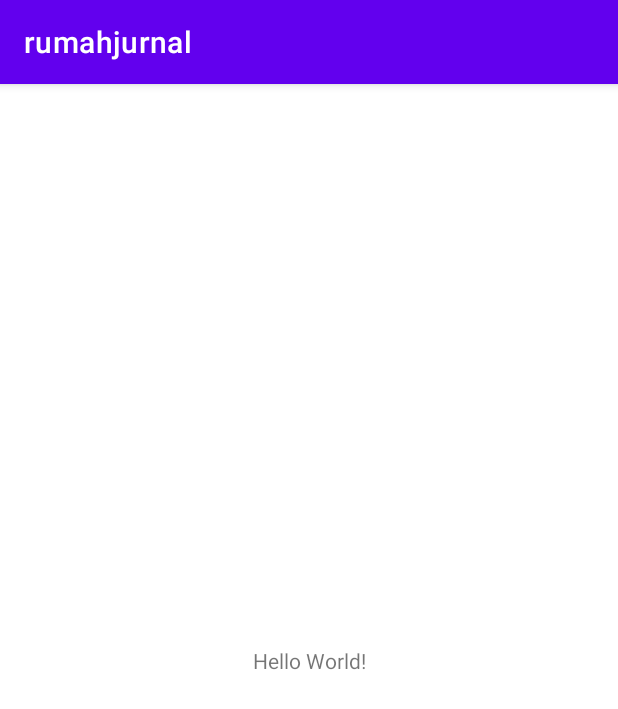
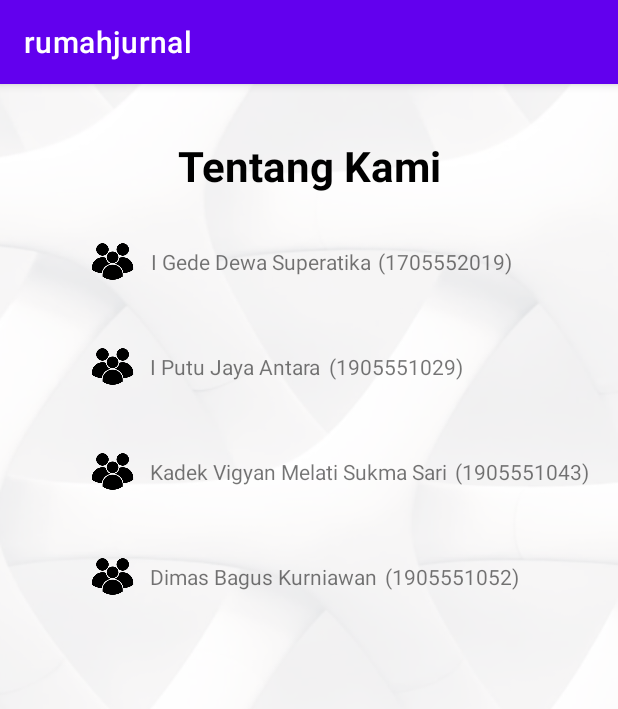
Before and after one commit to vigyanmelati/rumah_Jurnal, an Android app: the DashboardActivity screen opened directly, with no data from a screen before it, after a tap on "Tentang Kami", on a phone screen of 412 x 824 dp. Shown: the top 709 px of the screen. Run offline under Robolectric (Android 15) with nearby library versions, the phone set to English and light mode, and no system bars.

Commit message:
About Us Activity

```diff
--- a/app/src/main/AndroidManifest.xml
+++ b/app/src/main/AndroidManifest.xml
@@ -9,7 +9,8 @@
         android:roundIcon="@mipmap/ic_launcher_round"
         android:supportsRtl="true"
         android:theme="@style/Theme.Rumahjurnal">
-        <activity android:name=".DashboardActivity"></activity>
+        <activity android:name=".AboutUsActivity"></activity>
+        <activity android:name=".DashboardActivity" />
         <activity android:name=".ViewPdfActivity" />
         <activity android:name=".DaftarJurnalActivity" />
         <activity android:name=".DaftarJurnalUserActivity" />
@@ -22,7 +23,7 @@
                 <category android:name="android.intent.category.LAUNCHER" />
             </intent-filter>
         </activity>
-        <activity android:name=".MainActivity"></activity>
+        <activity android:name=".MainActivity" />
     </application>
 
 </manifest>
--- /dev/null
+++ b/app/src/main/java/id/vigyan/rumahjurnal/AboutUsActivity.java
@@ -0,0 +1,14 @@
+package id.vigyan.rumahjurnal;
+
+import androidx.appcompat.app.AppCompatActivity;
+
+import android.os.Bundle;
+
+public class AboutUsActivity extends AppCompatActivity {
+
+    @Override
+    protected void onCreate(Bundle savedInstanceState) {
+        super.onCreate(savedInstanceState);
+        setContentView(R.layout.activity_about_us);
+    }
+}
--- a/app/src/main/java/id/vigyan/rumahjurnal/DashboardActivity.java
+++ b/app/src/main/java/id/vigyan/rumahjurnal/DashboardActivity.java
@@ -38,7 +38,7 @@ public class DashboardActivity extends AppCompatActivity {
                 case R.id.daftarJurnalUmum : intent = new Intent(DashboardActivity.this,DaftarJurnalActivity.class);startActivity(intent);break;
                 case R.id.daftarJurnalAnda : intent = new Intent(DashboardActivity.this,DaftarJurnalUserActivity.class);startActivity(intent);break;
                 case R.id.editProfil : intent = new Intent(DashboardActivity.this,MainActivity.class);startActivity(intent);break;
-                case R.id.tentangKami : intent = new Intent(DashboardActivity.this,MainActivity.class);startActivity(intent);break;
+                case R.id.tentangKami : intent = new Intent(DashboardActivity.this,AboutUsActivity.class);startActivity(intent);break;
                 case R.id.logout : intent = new Intent(DashboardActivity.this,LoginActivity.class);startActivity(intent);break;
                 default:break;
             }
--- /dev/null
+++ b/app/src/main/res/layout/activity_about_us.xml
@@ -0,0 +1,133 @@
+<?xml version="1.0" encoding="utf-8"?>
+<LinearLayout xmlns:android="http://schemas.android.com/apk/res/android"
+    xmlns:app="http://schemas.android.com/apk/res-auto"
+    xmlns:tools="http://schemas.android.com/tools"
+    android:layout_width="match_parent"
+    android:layout_height="match_parent"
+    tools:context=".AboutUsActivity"
+    android:background="@drawable/bg_image"
+    android:orientation="vertical"
+    >
+
+
+    <TextView
+        android:layout_width="match_parent"
+        android:layout_height="wrap_content"
+        android:layout_marginTop="35dp"
+        android:fontFamily="@font/roboto_bold"
+        android:text="Tentang Kami"
+        android:textAlignment="center"
+        android:textColor="@color/black"
+        android:textSize="28dp"
+        />
+
+
+    <LinearLayout
+        android:layout_width="match_parent"
+        android:layout_height="wrap_content"
+        android:layout_marginTop="20dp">
+
+        <ImageView
+            android:layout_width="50dp"
+            android:layout_height="50dp"
+            android:src="@drawable/about_us"
+            android:layout_marginLeft="50dp"
+            />
+
+        <TextView
+            android:layout_width="wrap_content"
+            android:layout_height="match_parent"
+            android:text="I Gede Dewa Superatika"
+            android:gravity="center"
+            />
+
+        <TextView
+            android:layout_width="wrap_content"
+            android:layout_height="match_parent"
+            android:gravity="center"
+            android:text="(1705552019)"
+            android:layout_marginLeft="5dp"/>
+    </LinearLayout>
+
+    <LinearLayout
+        android:layout_width="match_parent"
+        android:layout_height="wrap_content"
+        android:layout_marginTop="20dp">
+
+        <ImageView
+            android:layout_width="50dp"
+            android:layout_height="50dp"
+            android:src="@drawable/about_us"
+            android:layout_marginLeft="50dp"
+            />
+
+        <TextView
+            android:layout_width="wrap_content"
+            android:layout_height="match_parent"
+            android:text="I Putu Jaya Antara"
+            android:gravity="center"
+            />
+
+        <TextView
+            android:layout_width="wrap_content"
+            android:layout_height="match_parent"
+            android:gravity="center"
+            android:text="(1905551029)"
+            android:layout_marginLeft="5dp"/>
+    </LinearLayout>
+
+    <LinearLayout
+        android:layout_width="match_parent"
+        android:layout_height="wrap_content"
+        android:layout_marginTop="20dp">
+
+        <ImageView
+            android:layout_width="50dp"
+            android:layout_height="50dp"
+            android:src="@drawable/about_us"
+            android:layout_marginLeft="50dp"
+            />
+
+        <TextView
+            android:layout_width="wrap_content"
+            android:layout_height="match_parent"
+            android:text="Kadek Vigyan Melati Sukma Sari"
+            android:gravity="center"
+            />
+
+        <TextView
+            android:layout_width="wrap_content"
+            android:layout_height="match_parent"
+            android:gravity="center"
+            android:text="(1905551043)"
+            android:layout_marginLeft="5dp"/>
+    </LinearLayout>
+
+    <LinearLayout
+        android:layout_width="match_parent"
+        android:layout_height="wrap_content"
+        android:layout_marginTop="20dp">
+
+        <ImageView
+            android:layout_width="50dp"
+            android:layout_height="50dp"
+            android:src="@drawable/about_us"
+            android:layout_marginLeft="50dp"
+            />
+
+        <TextView
+            android:layout_width="wrap_content"
+            android:layout_height="match_parent"
+            android:text="Dimas Bagus Kurniawan"
+            android:gravity="center"
+            />
+
+        <TextView
+            android:layout_width="wrap_content"
+            android:layout_height="match_parent"
+            android:gravity="center"
+            android:text="(1905551052)"
+            android:layout_marginLeft="5dp"/>
+    </LinearLayout>
+
+</LinearLayout>
```
